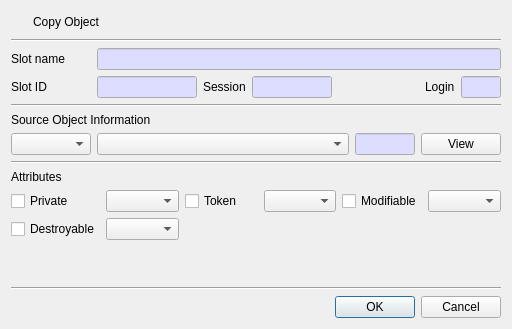
This is CryptokiMan/copy_object_dlg.ui in jykim74/CryptokiMan as Qt 5 draws it before an edit. The edited form follows.
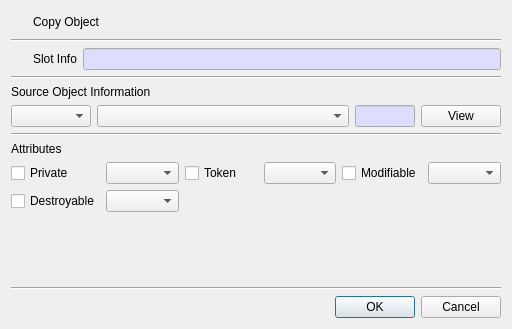
This is the edited form. Icons and pictures are not drawn.

Patch:
```diff
--- a/CryptokiMan/copy_object_dlg.ui
+++ b/CryptokiMan/copy_object_dlg.ui
@@ -63,21 +63,8 @@
    </item>
    <item>
     <layout class="QGridLayout" name="gridLayout">
-     <item row="0" column="0">
-      <widget class="QLabel" name="label_2">
-       <property name="minimumSize">
-        <size>
-         <width>80</width>
-         <height>0</height>
-        </size>
-       </property>
-       <property name="text">
-        <string>Slot name</string>
-       </property>
-      </widget>
-     </item>
-     <item row="0" column="1">
-      <widget class="QLineEdit" name="mSlotNameText">
+     <item row="0" column="2">
+      <widget class="QLineEdit" name="mSlotInfoText">
        <property name="palette">
         <palette>
          <active>
@@ -110,200 +97,45 @@
        </property>
       </widget>
      </item>
-    </layout>
-   </item>
-   <item>
-    <layout class="QGridLayout" name="gridLayout_2">
      <item row="0" column="1">
-      <widget class="QLineEdit" name="mSlotIDText">
-       <property name="maximumSize">
+      <widget class="QLabel" name="label_2">
+       <property name="minimumSize">
         <size>
-         <width>100</width>
-         <height>16777215</height>
+         <width>0</width>
+         <height>0</height>
         </size>
        </property>
-       <property name="palette">
-        <palette>
-         <active>
-          <colorrole role="Base">
-           <brush brushstyle="SolidPattern">
-            <color alpha="255">
-             <red>221</red>
-             <green>221</green>
-             <blue>255</blue>
-            </color>
-           </brush>
-          </colorrole>
-         </active>
-         <inactive>
-          <colorrole role="Base">
-           <brush brushstyle="SolidPattern">
-            <color alpha="255">
-             <red>221</red>
-             <green>221</green>
-             <blue>255</blue>
-            </color>
-           </brush>
-          </colorrole>
-         </inactive>
-         <disabled>
-          <colorrole role="Base">
-           <brush brushstyle="SolidPattern">
-            <color alpha="255">
-             <red>240</red>
-             <green>240</green>
-             <blue>240</blue>
-            </color>
-           </brush>
-          </colorrole>
-         </disabled>
-        </palette>
-       </property>
-       <property name="readOnly">
-        <bool>true</bool>
+       <property name="text">
+        <string>Slot Info</string>
        </property>
       </widget>
      </item>
-     <item row="0" column="4">
-      <spacer name="horizontalSpacer">
-       <property name="orientation">
-        <enum>Qt::Horizontal</enum>
-       </property>
-       <property name="sizeHint" stdset="0">
-        <size>
-         <width>40</width>
-         <height>20</height>
-        </size>
-       </property>
-      </spacer>
-     </item>
      <item row="0" column="0">
-      <widget class="QLabel" name="label_3">
+      <widget class="QPushButton" name="mSlotBtn">
        <property name="minimumSize">
         <size>
-         <width>80</width>
+         <width>16</width>
          <height>0</height>
         </size>
        </property>
-       <property name="text">
-        <string>Slot ID</string>
-       </property>
-      </widget>
-     </item>
-     <item row="0" column="3">
-      <widget class="QLineEdit" name="mSessionText">
        <property name="maximumSize">
         <size>
-         <width>80</width>
+         <width>16</width>
          <height>16777215</height>
         </size>
        </property>
-       <property name="palette">
-        <palette>
-         <active>
-          <colorrole role="Base">
-           <brush brushstyle="SolidPattern">
-            <color alpha="255">
-             <red>221</red>
-             <green>221</green>
-             <blue>255</blue>
-            </color>
-           </brush>
-          </colorrole>
-         </active>
-         <inactive>
-          <colorrole role="Base">
-           <brush brushstyle="SolidPattern">
-            <color alpha="255">
-             <red>221</red>
-             <green>221</green>
-             <blue>255</blue>
-            </color>
-           </brush>
-          </colorrole>
-         </inactive>
-         <disabled>
-          <colorrole role="Base">
-           <brush brushstyle="SolidPattern">
-            <color alpha="255">
-             <red>240</red>
-             <green>240</green>
-             <blue>240</blue>
-            </color>
-           </brush>
-          </colorrole>
-         </disabled>
-        </palette>
-       </property>
-       <property name="readOnly">
-        <bool>true</bool>
-       </property>
-      </widget>
-     </item>
-     <item row="0" column="5">
-      <widget class="QLabel" name="label_5">
        <property name="text">
-        <string>Login</string>
+        <string/>
        </property>
-      </widget>
-     </item>
-     <item row="0" column="6">
-      <widget class="QLineEdit" name="mLoginText">
-       <property name="maximumSize">
-        <size>
-         <width>40</width>
-         <height>16777215</height>
-        </size>
+       <property name="icon">
+        <iconset resource="cryptokiman.qrc">
+         <normaloff>:/images/slot.png</normaloff>:/images/slot.png</iconset>
        </property>
-       <property name="palette">
-        <palette>
-         <active>
-          <colorrole role="Base">
-           <brush brushstyle="SolidPattern">
-            <color alpha="255">
-             <red>221</red>
-             <green>221</green>
-             <blue>255</blue>
-            </color>
-           </brush>
-          </colorrole>
-         </active>
-         <inactive>
-          <colorrole role="Base">
-           <brush brushstyle="SolidPattern">
-            <color alpha="255">
-             <red>221</red>
-             <green>221</green>
-             <blue>255</blue>
-            </color>
-           </brush>
-          </colorrole>
-         </inactive>
-         <disabled>
-          <colorrole role="Base">
-           <brush brushstyle="SolidPattern">
-            <color alpha="255">
-             <red>240</red>
-             <green>240</green>
-             <blue>240</blue>
-            </color>
-           </brush>
-          </colorrole>
-         </disabled>
-        </palette>
-       </property>
-       <property name="readOnly">
+       <property name="flat">
         <bool>true</bool>
        </property>
       </widget>
      </item>
-     <item row="0" column="2">
-      <widget class="QLabel" name="label_4">
-       <property name="text">
-        <string>Session</string>
-       </property>
-      </widget>
-     </item>
     </layout>
    </item>
    <item>
```
Left out of the diff: 5 changed lines with no effect on the pictures.
